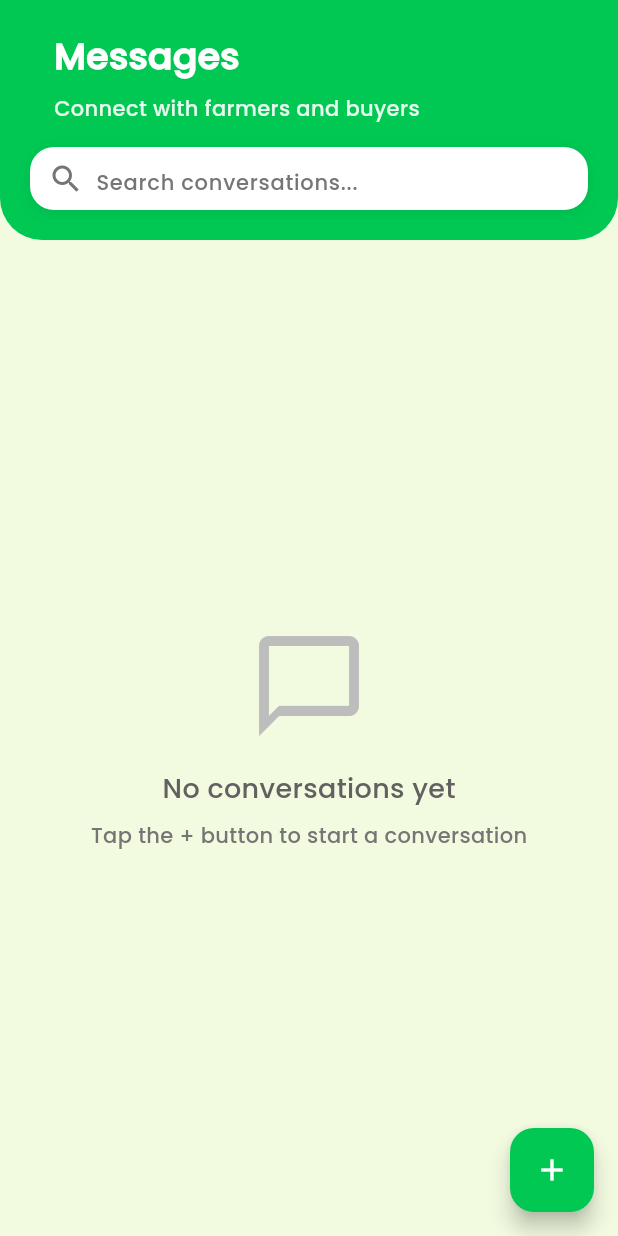
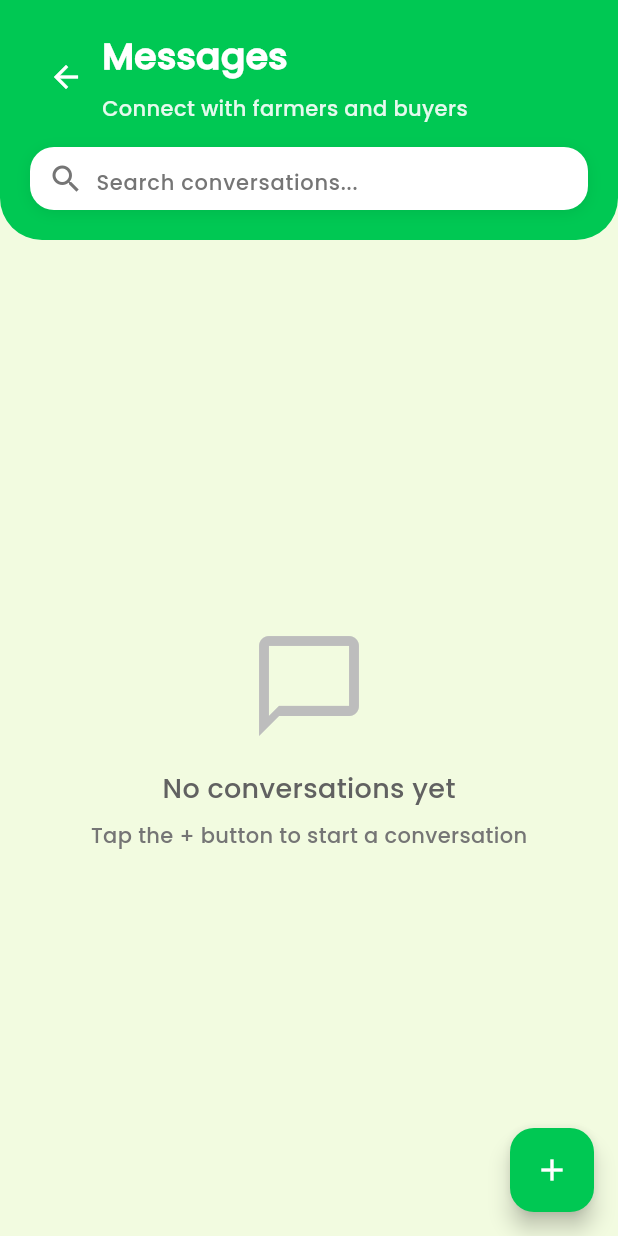
Before and after one commit to ScarletVonRosefall/AgriSynch, a Flutter app: the ConversationsListPage screen opened directly, on a phone screen of 412 x 824 dp. Run offline on Flutter 3.47's test engine with Material 3 defaults, Android fonts, the phone set to English and light mode, and no system bars; our stand-ins replace cached_network_image, cloud_firestore, cloud_functions, firebase_auth, firebase_core, firebase_crashlytics and 9 more; accounts and stored records are empty.

Commit message:
Necessary Back Buttons Added on The Buyer Side

```diff
--- a/AgriSynch/lib/buyer/AgriSynchBuyerSettingsPage.dart
+++ b/AgriSynch/lib/buyer/AgriSynchBuyerSettingsPage.dart
@@ -212,7 +212,10 @@ class _AgriSynchBuyerSettingsPageState
                 Row(
                   mainAxisAlignment: MainAxisAlignment.spaceBetween,
                   children: [
-                    const SizedBox(width: 16),
+                    IconButton(
+                      onPressed: () => Navigator.pop(context),
+                      icon: const Icon(Icons.arrow_back, color: Colors.white),
+                    ),
                     Expanded(
                       child: Column(
                         crossAxisAlignment: CrossAxisAlignment.start,
--- a/AgriSynch/lib/buyer/BrowseProductsPage.dart
+++ b/AgriSynch/lib/buyer/BrowseProductsPage.dart
@@ -427,7 +427,10 @@ class _BrowseProductsPageState extends State<BrowseProductsPage> {
               children: [
                 Row(
                   children: [
-                    const SizedBox(width: 16),
+                    IconButton(
+                      onPressed: () => Navigator.pop(context),
+                      icon: const Icon(Icons.arrow_back, color: Colors.white),
+                    ),
                     const Expanded(
                       child: Text(
                         'Browse Products',
--- a/AgriSynch/lib/buyer/MyOrdersPage.dart
+++ b/AgriSynch/lib/buyer/MyOrdersPage.dart
@@ -653,7 +653,10 @@ class _MyOrdersPageState extends State<MyOrdersPage> {
                 ),
                 child: Row(
                   children: [
-                    const SizedBox(width: 16),
+                    IconButton(
+                      onPressed: () => Navigator.pop(context),
+                      icon: const Icon(Icons.arrow_back, color: Colors.white),
+                    ),
                     const Expanded(
                       child: Text(
                         'My Orders',
--- a/AgriSynch/lib/shared/AgriNotificationPage.dart
+++ b/AgriSynch/lib/shared/AgriNotificationPage.dart
@@ -384,7 +384,10 @@ class _AgriNotificationPageState extends State<AgriNotificationPage> {
               children: [
                 Row(
                   children: [
-                    const SizedBox(width: 16),
+                    IconButton(
+                      onPressed: () => Navigator.pop(context),
+                      icon: const Icon(Icons.arrow_back, color: Colors.white),
+                    ),
                     Expanded(
                       child: Column(
                         crossAxisAlignment: CrossAxisAlignment.start,
--- a/AgriSynch/lib/shared/conversations_list_page.dart
+++ b/AgriSynch/lib/shared/conversations_list_page.dart
@@ -102,7 +102,10 @@ class _ConversationsListPageState extends State<ConversationsListPage> {
                 Row(
                   mainAxisAlignment: MainAxisAlignment.spaceBetween,
                   children: [
-                    const SizedBox(width: 16),
+                    IconButton(
+                      onPressed: () => Navigator.pop(context),
+                      icon: const Icon(Icons.arrow_back, color: Colors.white),
+                    ),
                     Expanded(
                       child: Padding(
                         padding: const EdgeInsets.only(left: 0),
```
